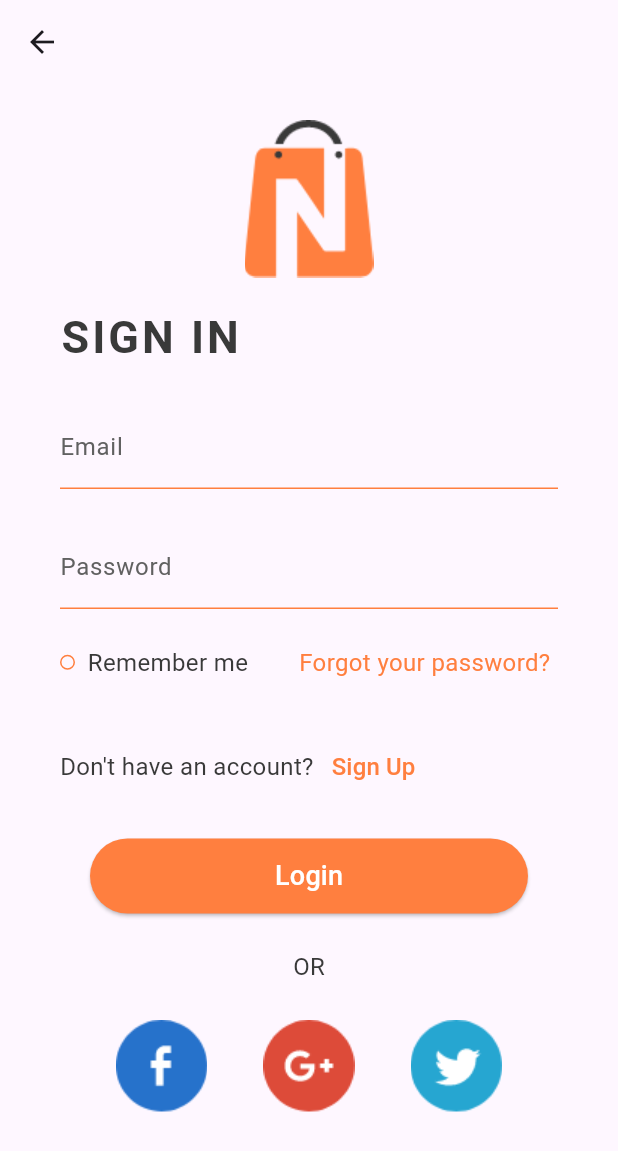
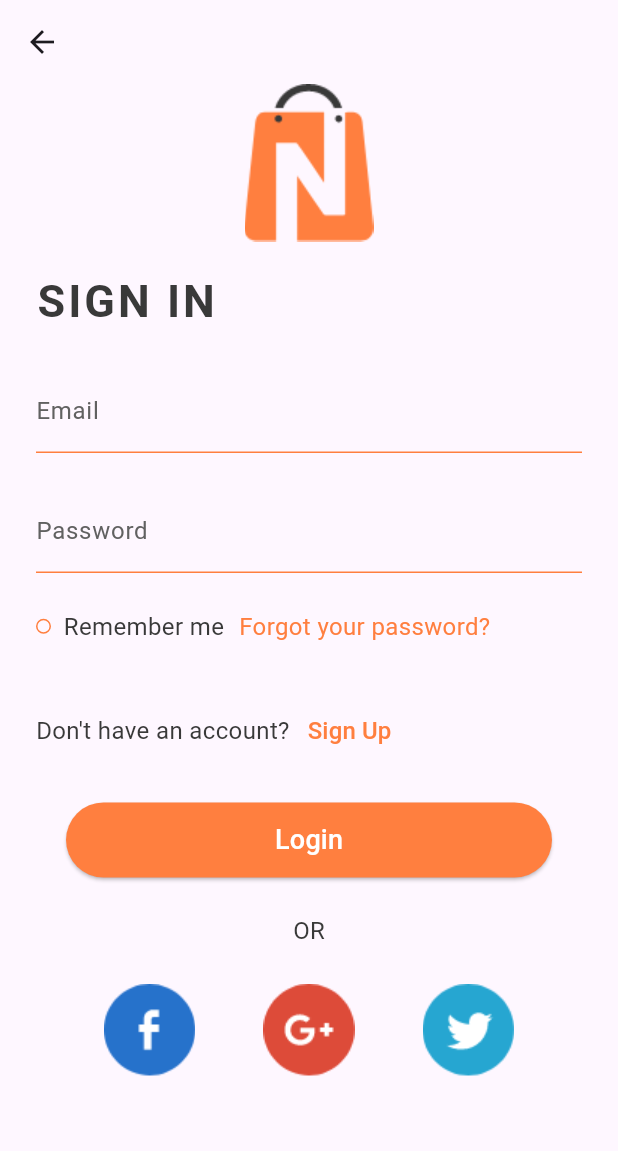
Before and after one commit to mohamed-abd-elnabi/e_commerce_app, a Flutter app: the LoginView screen opened by its route, on a phone screen of 412 x 824 dp. Shown: the top 1151 px of the screen. Run offline on Flutter 3.47's test engine with Material 2 defaults, Android fonts, the phone set to English and light mode, and no system bars; our stand-ins replace easy_localization, get, shared_preferences; accounts and stored records are empty.

Commit message:
fix bugs in LoginView

```diff
--- a/lib/features/auth/presentation/view/login_view.dart
+++ b/lib/features/auth/presentation/view/login_view.dart
@@ -37,6 +37,7 @@ class _LoginViewState extends State<LoginView> {
   @override
   Widget build(BuildContext context) {
     return Scaffold(
+      extendBodyBehindAppBar: false,
       appBar: AppBar(
         elevation: ManagerConestant.elevationAppbar,
         backgroundColor: ManagerColors.transparent,
@@ -45,14 +46,11 @@ class _LoginViewState extends State<LoginView> {
         keyboardDismissBehavior: ScrollViewKeyboardDismissBehavior.onDrag,
         child: Container(
           alignment: AlignmentDirectional.center,
-          margin: const EdgeInsets.symmetric(horizontal: ManagerHeight.h40),
+          margin: EdgeInsets.symmetric(horizontal: ManagerHeight.h24),
           child: Column(
             mainAxisAlignment: MainAxisAlignment.start,
             crossAxisAlignment: CrossAxisAlignment.center,
             children: [
-              SizedBox(
-                height: ManagerHeight.h24,
-              ),
               Image.asset(
                 ManagerAssets.logoapplogin,
                 fit: BoxFit.fitWidth,
@@ -64,7 +62,7 @@ class _LoginViewState extends State<LoginView> {
                 alignment: AlignmentDirectional.centerStart,
                 child: Text(
                   ManagerStrings.signIn.toUpperCase(),
-                  style: const TextStyle(
+                  style: TextStyle(
                     letterSpacing: ManagerConestant.letterSpacingWithSignInText,
                     color: ManagerColors.textcolor,
                     fontSize: ManagerFontSize.s30,
@@ -126,12 +124,12 @@ class _LoginViewState extends State<LoginView> {
                   ),
                   Text(
                     ManagerStrings.rememberMe,
-                    style: const TextStyle(
+                    style: TextStyle(
                         fontSize: ManagerFontSize.s16,
                         color: ManagerColors.textcolor),
                   ),
                   SizedBox(
-                    width: ManagerHeight.h34,
+                    width: ManagerHeight.h10,
                   ),
                   Text(
                     ManagerStrings.forgetPassword,
@@ -148,14 +146,14 @@ class _LoginViewState extends State<LoginView> {
                 children: [
                   Text(
                     ManagerStrings.haveAcoount,
-                    style: const TextStyle(
+                    style: TextStyle(
                         fontSize: ManagerFontSize.s16,
                         color: ManagerColors.textcolor),
                   ),
                   TextButton(
                     child: Text(
                       ManagerStrings.signUp,
-                      style: const TextStyle(
+                      style: TextStyle(
                           fontSize: ManagerFontSize.s16,
                           color: ManagerColors.primaryColor),
                     ),
@@ -176,7 +174,7 @@ class _LoginViewState extends State<LoginView> {
                 isVisibalIcon: false,
                 spacer: ManagerConestant.Spacer3,
                 bgColor: ManagerColors.primaryColor,
-                textStyle: const TextStyle(
+                textStyle: TextStyle(
                     color: ManagerColors.white, fontSize: ManagerFontSize.s18),
               ),
               SizedBox(
@@ -184,7 +182,7 @@ class _LoginViewState extends State<LoginView> {
               ),
               Text(
                 ManagerStrings.or,
-                style: const TextStyle(
+                style: TextStyle(
                     fontSize: ManagerFontSize.s16,
                     color: ManagerColors.textcolor),
               ),
@@ -200,7 +198,7 @@ class _LoginViewState extends State<LoginView> {
                 ],
               ),
               SizedBox(
-                height: ManagerHeight.h34,
+                height: ManagerHeight.h50,
               ),
             ],
           ),
```
